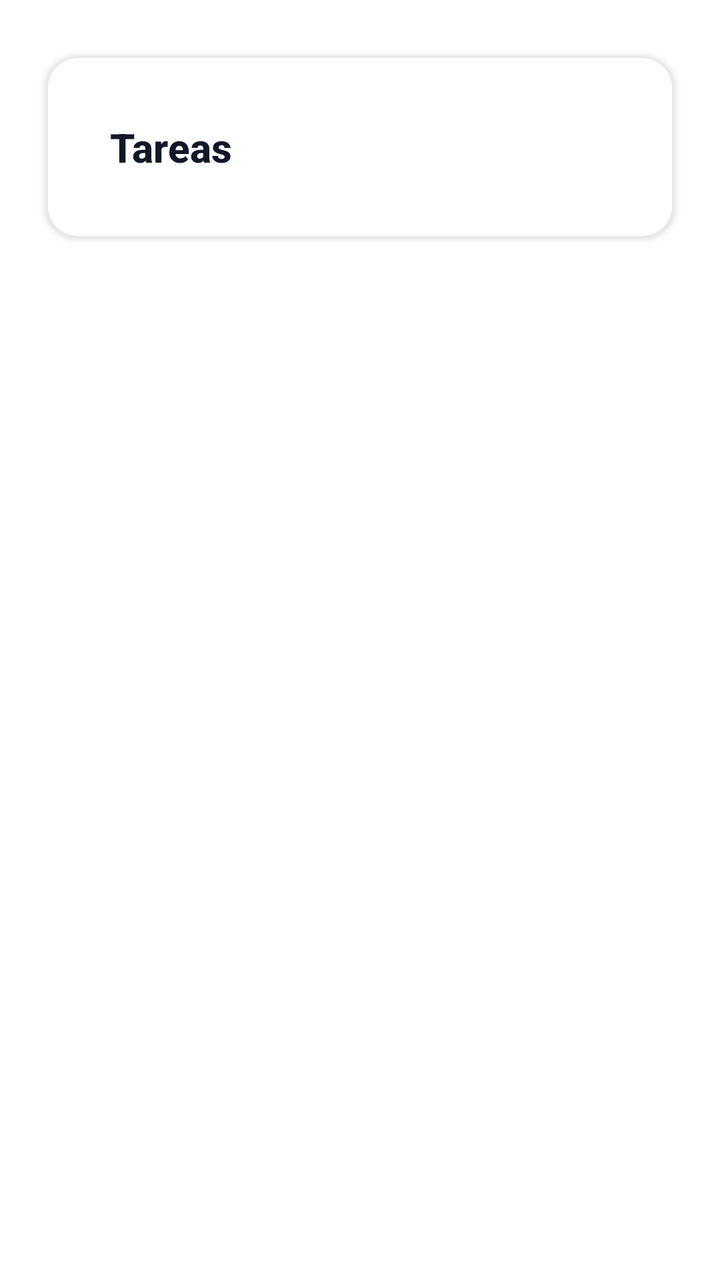
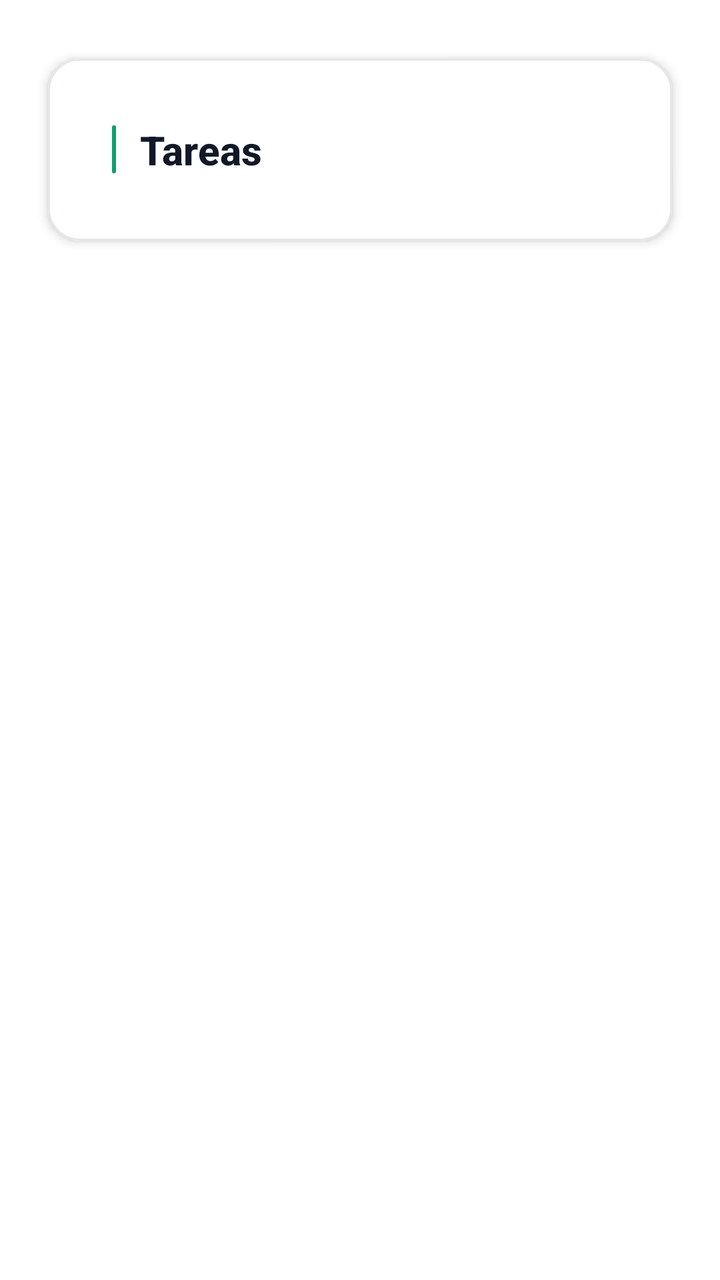

An Android layout rendered at two revisions. The XML below is the earlier revision; the diff shows what the commit changed to produce the second picture.
<!-- AndroidManifest.xml: application theme Theme.TFG -->
<!-- res/layout/fragment_tareas_lista.xml -->
<?xml version="1.0" encoding="utf-8"?>
<LinearLayout xmlns:android="http://schemas.android.com/apk/res/android"
    xmlns:app="http://schemas.android.com/apk/res-auto"
    android:layout_width="match_parent"
    android:layout_height="match_parent"
    android:orientation="vertical"
    android:paddingTop="@dimen/spacing_xl"
    android:background="@color/fondo">

    
    <com.google.android.material.card.MaterialCardView
        android:layout_width="match_parent"
        android:layout_height="wrap_content"
        android:layout_marginStart="@dimen/spacing_lg"
        android:layout_marginEnd="@dimen/spacing_lg"
        android:layout_marginBottom="12dp"
        app:cardCornerRadius="@dimen/corner_radius_lg"
        app:cardElevation="@dimen/elevation_pressed"
        app:cardBackgroundColor="@color/superficie"
        app:strokeColor="@color/divisor"
        app:strokeWidth="@dimen/stroke_thin">

        <LinearLayout
            android:layout_width="match_parent"
            android:layout_height="wrap_content"
            android:orientation="horizontal"
            android:padding="@dimen/spacing_lg"
            android:gravity="center_vertical">

            <TextView
                android:id="@+id/tvTituloTareas"
                android:layout_width="0dp"
                android:layout_height="wrap_content"
                android:layout_weight="1"
                android:text="Tareas"
                android:textSize="20sp"
                android:textStyle="bold"
                android:textColor="@color/texto_principal"
                android:textAppearance="@style/TextAppearance.TFG.Titulo" />

        </LinearLayout>
    </com.google.android.material.card.MaterialCardView>

    <FrameLayout
        android:layout_width="match_parent"
        android:layout_height="match_parent">

        <androidx.recyclerview.widget.RecyclerView
            android:id="@+id/rvTareas"
            android:layout_width="match_parent"
            android:layout_height="match_parent"
            android:paddingStart="12dp"
            android:paddingEnd="12dp"
            android:paddingBottom="72dp"
            android:clipToPadding="false"
            app:layoutManager="androidx.recyclerview.widget.LinearLayoutManager" />

        <ProgressBar
            android:id="@+id/progressBar"
            android:layout_width="wrap_content"
            android:layout_height="wrap_content"
            android:layout_gravity="center"
            android:visibility="gone" />

        <LinearLayout
            android:id="@+id/emptyState"
            android:layout_width="wrap_content"
            android:layout_height="wrap_content"
            android:layout_gravity="center"
            android:orientation="vertical"
            android:gravity="center"
            android:visibility="gone"
            android:padding="32dp">

            <ImageView
                android:layout_width="96dp"
                android:layout_height="96dp"
                android:src="@drawable/ic_empty_tasks"
                android:contentDescription="@string/empty_tasks_title"
                android:alpha="0.5"
                android:layout_marginBottom="@dimen/spacing_lg" />

            <TextView
                android:id="@+id/tvEmptyTitle"
                android:layout_width="wrap_content"
                android:layout_height="wrap_content"
                android:text="@string/empty_tasks_title"
                android:textSize="18sp"
                android:textStyle="bold"
                android:textColor="@color/texto_principal"
                android:gravity="center"
                android:textAppearance="@style/TextAppearance.TFG.Titulo" />

            <TextView
                android:id="@+id/tvEmptySubtitle"
                android:layout_width="wrap_content"
                android:layout_height="wrap_content"
                android:layout_marginTop="@dimen/spacing_sm"
                android:text="@string/empty_tasks_subtitle"
                android:textSize="14sp"
                android:textColor="@color/texto_secundario"
                android:gravity="center"
                android:textAppearance="@style/TextAppearance.TFG.Cuerpo" />
        </LinearLayout>

    </FrameLayout>

</LinearLayout>
<!-- resources referenced by this layout -->
<resources>
  <color name="divisor">#E5E7EB</color>
  <color name="fondo">#FFFFFF</color>
  <color name="superficie">#FFFFFF</color>
  <color name="texto_principal">#111827</color>
  <color name="texto_secundario">#374151</color>
  <dimen name="corner_radius_lg">16dp</dimen>
  <dimen name="elevation_pressed">2dp</dimen>
  <dimen name="spacing_lg">16dp</dimen>
  <dimen name="spacing_sm">8dp</dimen>
  <dimen name="spacing_xl">20dp</dimen>
  <dimen name="stroke_thin">1dp</dimen>
  <string name="empty_tasks_subtitle">Crea tu primera tarea desde el botón de añadir</string>
  <string name="empty_tasks_title">No hay tareas</string>
  <style name="TextAppearance.TFG.Cuerpo" parent="TextAppearance.MaterialComponents.Body1">
          <item name="android:textColor">@color/texto_secundario</item>
          <item name="android:textSize">14sp</item>
          <item name="android:lineSpacingMultiplier">1.2</item>
      </style>
  <style name="TextAppearance.TFG.Titulo" parent="TextAppearance.MaterialComponents.Headline6">
          <item name="android:textColor">@color/texto_principal</item>
          <item name="android:textStyle">bold</item>
          <item name="android:textSize">20sp</item>
          <item name="android:letterSpacing">0</item>
      </style>
  <style name="Theme.TFG" parent="Tema.TFG.Moderno" />
  <color name="gris_claro">#D1D5DB</color>
  <color name="primario">#0E9F6E</color>
  <color name="primario_variant">#0A7D56</color>
  <color name="on_acento">#FFFFFF</color>
  <style name="Widget.TFG.EditText" parent="@style/Widget.MaterialComponents.TextInputEditText.OutlinedBox">
          <item name="android:textColor">@color/texto_principal</item>
          <item name="android:textColorHint">@color/texto_deshabilitado</item>
          <item name="android:background">@drawable/bg_input_campo</item>
          <item name="android:padding">@dimen/spacing_lg</item>
          <item name="android:textSize">15sp</item>
      </style>
  <style name="TextAppearance.TFG.Headline" parent="TextAppearance.MaterialComponents.Headline5">
          <item name="android:textColor">@color/texto_principal</item>
          <item name="android:textStyle">bold</item>
          <item name="android:textSize">24sp</item>
          <item name="android:letterSpacing">-0.01</item>
      </style>
  <style name="TextAppearance.TFG.Label" parent="TextAppearance.MaterialComponents.Caption">
          <item name="android:textColor">@color/texto_deshabilitado</item>
          <item name="android:textSize">12sp</item>
          <item name="android:letterSpacing">0.03</item>
      </style>
  <dimen name="corner_radius_xl">20dp</dimen>
  <dimen name="elevation_default">1dp</dimen>
  <dimen name="spacing_xs">4dp</dimen>
  <style name="TextAppearance.TFG.NavLabel" parent="TextAppearance.MaterialComponents.Caption">
          <item name="android:textSize">11sp</item>
          <item name="android:letterSpacing">0.02</item>
      </style>
  <color name="texto_deshabilitado">#6B7280</color>
  <!-- drawable bg_input_campo (drawable) -->
  <?xml version="1.0" encoding="utf-8"?>
  <shape xmlns:android="http://schemas.android.com/apk/res/android"
      android:shape="rectangle">
      <solid android:color="@color/superficie_variant" />
      <corners android:radius="14dp" />
      <stroke android:width="1dp" android:color="@color/divisor" />
  </shape>
  <color name="superficie_variant">#F9FAFB</color>
  <!-- unchanged entries left out for length: 4 -->
</resources>

<!-- the commit's change to res/layout/fragment_tareas_lista.xml (unified diff, before → after) -->
@@ -13,12 +13,10 @@
         android:layout_height="wrap_content"
         android:layout_marginStart="@dimen/spacing_lg"
         android:layout_marginEnd="@dimen/spacing_lg"
-        android:layout_marginBottom="12dp"
+        android:layout_marginBottom="@dimen/spacing_md"
         app:cardCornerRadius="@dimen/corner_radius_lg"
-        app:cardElevation="@dimen/elevation_pressed"
-        app:cardBackgroundColor="@color/superficie"
-        app:strokeColor="@color/divisor"
-        app:strokeWidth="@dimen/stroke_thin">
+        app:cardElevation="@dimen/elevation_card"
+        app:cardBackgroundColor="@color/superficie">
 
         <LinearLayout
             android:layout_width="match_parent"
@@ -26,6 +24,12 @@
             android:orientation="horizontal"
             android:padding="@dimen/spacing_lg"
             android:gravity="center_vertical">
+
+            <View
+                android:layout_width="@dimen/stroke_thick"
+                android:layout_height="24dp"
+                android:layout_marginEnd="@dimen/spacing_md"
+                android:background="@drawable/bg_accent_bar" />
 
             <TextView
                 android:id="@+id/tvTituloTareas"
<!-- resource entries referenced after the edit -->
@@ -6,10 +6,19 @@
   <color name="texto_principal">#111827</color>
   <color name="texto_secundario">#374151</color>
   <dimen name="corner_radius_lg">16dp</dimen>
-  <dimen name="elevation_pressed">2dp</dimen>
+  <dimen name="elevation_card">3dp</dimen>
   <dimen name="spacing_lg">16dp</dimen>
+  <dimen name="spacing_md">12dp</dimen>
   <dimen name="spacing_sm">8dp</dimen>
   <dimen name="spacing_xl">20dp</dimen>
+  <dimen name="stroke_thick">2dp</dimen>
+  <!-- drawable bg_accent_bar (drawable) -->
+  <?xml version="1.0" encoding="utf-8"?>
+  <shape xmlns:android="http://schemas.android.com/apk/res/android"
+      android:shape="rectangle">
+      <solid android:color="@color/primario" />
+      <corners android:radius="2dp" />
+  </shape>
   <dimen name="stroke_thin">1dp</dimen>
   <string name="empty_tasks_subtitle">Crea tu primera tarea desde el botón de añadir</string>
   <string name="empty_tasks_title">No hay tareas</string>
